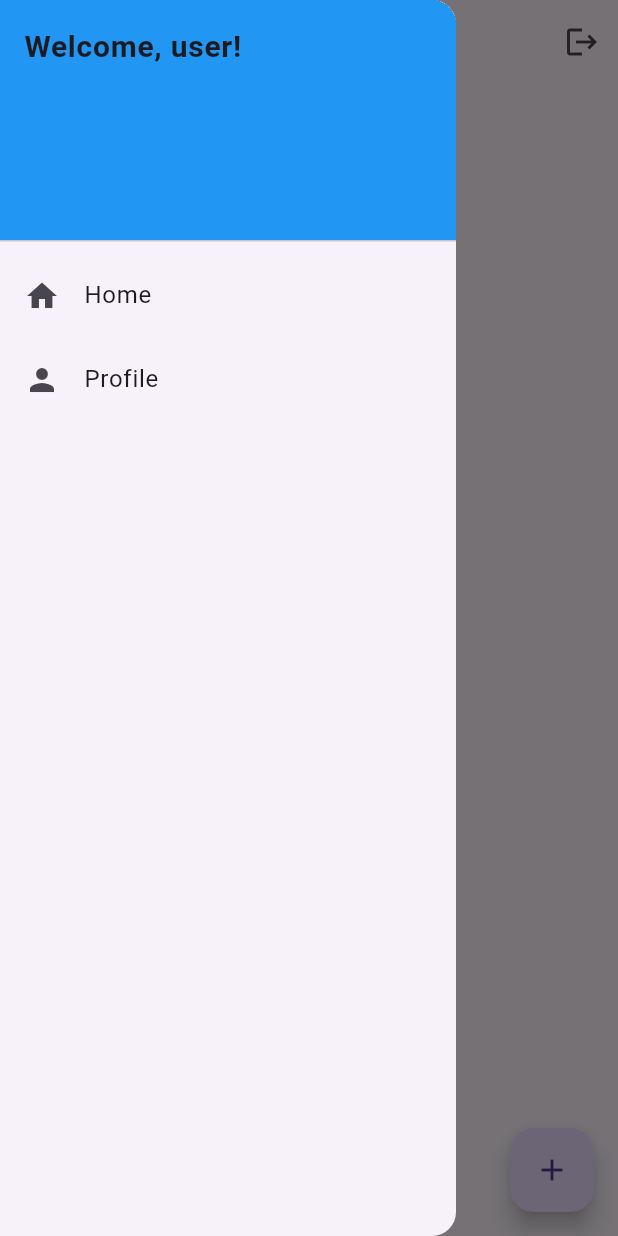
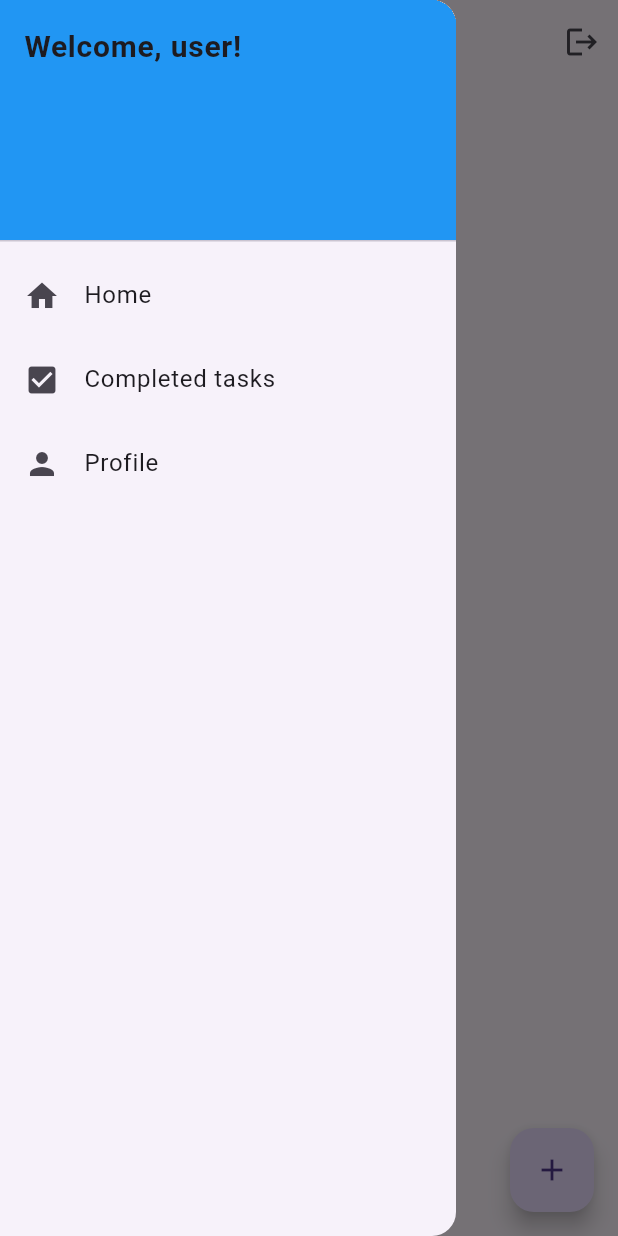
Before and after one commit to M2NVMe/firebase_rodi, a Flutter app: the HomePage screen opened by its route, with the side drawer open, on a phone screen of 412 x 824 dp. Run offline on Flutter 3.47's test engine with Material 3 defaults, Android fonts, the phone set to English and light mode, and no system bars; our stand-ins replace cloud_firestore, firebase_auth, firebase_core, firebase_messaging, flutter_local_notifications, fluttertoast and 2 more; accounts and stored records are empty.

Commit message:
FEAT [BW] Completed tasks page

```diff
--- a/lib/Pages/homePage.dart
+++ b/lib/Pages/homePage.dart
@@ -1,5 +1,6 @@
 import 'package:firebase_auth/firebase_auth.dart';
 import 'package:firebase_rodi/Controllers/PageControllers/ChangePageController.dart';
+import 'package:firebase_rodi/Pages/Fragments/CompletedTask.dart';
 import 'package:firebase_rodi/Pages/Fragments/ProfilePage.dart';
 import 'package:firebase_rodi/Pages/Fragments/UtamaPage.dart';
 import 'package:firebase_rodi/Routes/Route.dart';
@@ -10,7 +11,7 @@ import '../global/common/toast.dart';
 
 class HomePage extends StatelessWidget {
   final Changepagecontroller changepagecontroller = Get.put(Changepagecontroller());
-  List<Widget> Pages = [UtamaPage(), Profilepage()];
+  List<Widget> Pages = [UtamaPage(), CompletedtaskPage(), Profilepage(),];
 
   @override
   Widget build(BuildContext context) {
@@ -38,10 +39,18 @@ class HomePage extends StatelessWidget {
                 },
               ),
               ListTile(
+                leading: Icon(Icons.check_box),
+                title: Text('Completed tasks'),
+                onTap: () {
+                  changepagecontroller.changeMenu(1);
+                  Navigator.pop(context);
+                },
+              ),
+              ListTile(
                 leading: Icon(Icons.person),
                 title: Text('Profile'),
                 onTap: () {
-                  changepagecontroller.changeMenu(1);
+                  changepagecontroller.changeMenu(2);
                   Navigator.pop(context);
                 },
               ),
--- a/lib/Routes/Route.dart
+++ b/lib/Routes/Route.dart
@@ -1,3 +1,4 @@
+import 'package:firebase_rodi/Pages/Fragments/CompletedTask.dart';
 import 'package:firebase_rodi/Pages/Fragments/EditTaskPage.dart';
 import 'package:get/get.dart';
 import '../Pages/Fragments/CreateTaskPage.dart';
@@ -14,6 +15,7 @@ class RoutePages {
   static const taskviewlist = "/taskview";
   static const taskcreate = "/taskcreate";
   static const taskedit = "/taskedit";
+  static const completedtask = "/completedtasks";
 }
 
 class AppPages {
@@ -35,5 +37,9 @@ class AppPages {
         name: RoutePages.taskedit,
         page: () => EditTaskPage(),
         binding: CrudBinding()),
+    GetPage(
+        name: RoutePages.completedtask,
+        page: () => CompletedtaskPage(),
+        binding: CrudBinding()),
   ];
 }
```
Also changed, not shown: lib/Pages/Fragments/CompletedTask.dart (+37 -1 lines).
